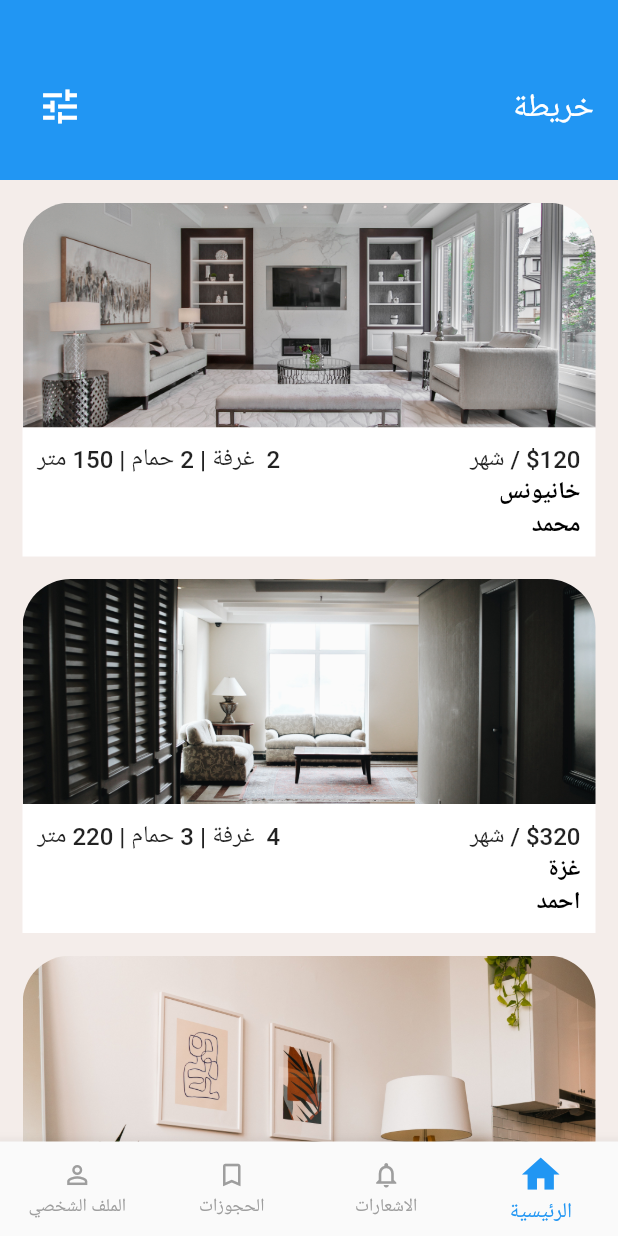
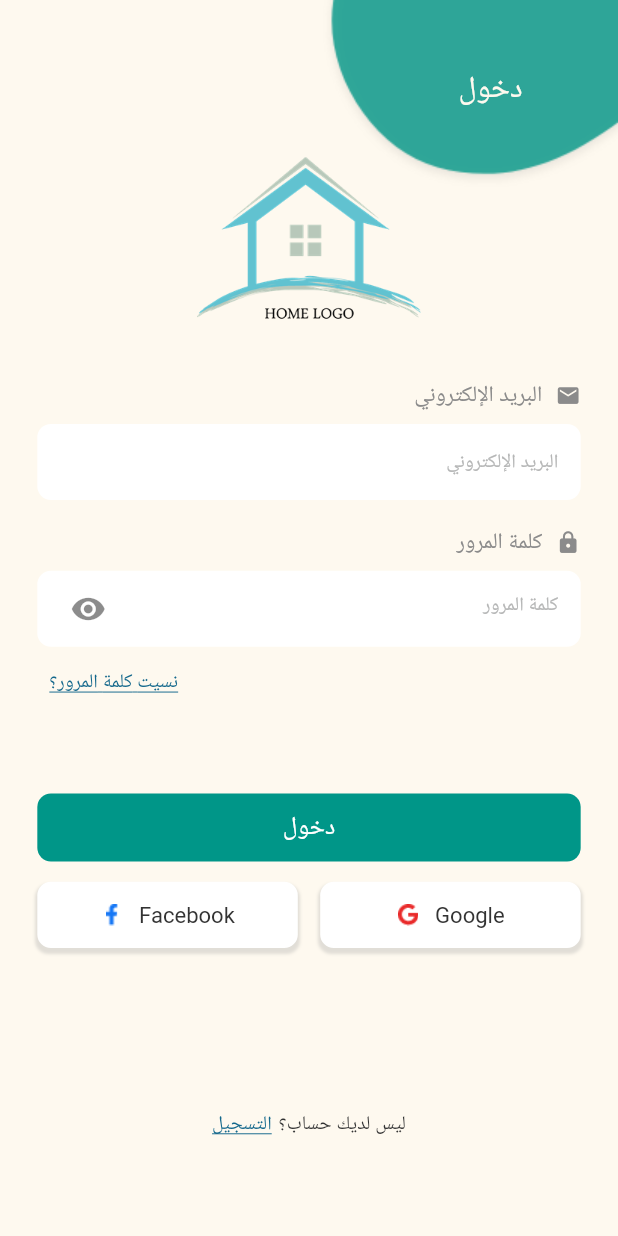
Before and after one commit to Abdullah-Adel-Inshasi/Graduation-Project, a Flutter app: the screen it shows after launch, on a phone screen of 412 x 824 dp. Run offline on Flutter 3.47's test engine with Material 2 defaults, Android fonts, the phone set to English and light mode, and no system bars; our stand-ins replace date_time_picker, google_fonts, page_transition, syncfusion_flutter_sliders; Roboto replaces fonts that are missing (Tajawal).

Commit message:
add splash and login screens

```diff
--- /dev/null
+++ b/lib/auth/login_screen.dart
@@ -0,0 +1,315 @@
+import 'package:flutter/material.dart';
+import 'package:home_explorer/auth/signup_screen.dart';
+
+import '../size_config.dart';
+
+class LoginScreen extends StatefulWidget {
+
+  @override
+  State<LoginScreen> createState() => _LoginScreenState();
+}
+
+class _LoginScreenState extends State<LoginScreen> {
+  TextEditingController email = TextEditingController();
+
+  TextEditingController password = TextEditingController();
+
+  bool isObscure = true;
+
+  @override
+  Widget build(BuildContext context) {
+    SizeConfig().init(context);
+    return Directionality(
+      textDirection: TextDirection.rtl,
+      child: Scaffold(
+        backgroundColor: Color(0xFFFEF9EF),
+        body: Stack(
+          children: [
+            Container(
+              child: Image.asset('assets/images/login.png'),
+            ),
+            Positioned(
+              top: SizeConfig.scaleHeight(40),
+              right: SizeConfig.scaleWidth(32),
+              child: Container(
+                child: Text(
+                  'دخول',
+                  style: TextStyle(
+                    fontSize: SizeConfig.scaleTextFont(22),
+                    color: Color(0xFFFEF9EF),
+                  ),
+                ),
+                margin: EdgeInsets.only(right: SizeConfig.scaleWidth(32),top:SizeConfig.scaleHeight(10),bottom: SizeConfig.scaleHeight(30)),
+              ),
+            ),
+            Padding(
+              padding: EdgeInsets.symmetric(horizontal: SizeConfig.scaleWidth(25)),
+              child: SingleChildScrollView(
+                child: Column(
+                  crossAxisAlignment: CrossAxisAlignment.center,
+                  children: [
+                    SizedBox(
+                      height: SizeConfig.scaleHeight(100),
+                    ),
+                    Image.asset('assets/images/logo.png',
+                      height: SizeConfig.scaleHeight(150),width: SizeConfig.scaleWidth(150),
+                    ),
+                    SizedBox(
+                      height: SizeConfig.scaleHeight(30),
+                    ),
+                    Row(
+                      children: [
+                        Icon(Icons.mail, color: Color(0xFF8B8B8B),size: SizeConfig.scaleTextFont(18),),
+                        SizedBox(
+                          width: SizeConfig.scaleHeight(10),
+                        ),
+                        Text(
+                          'البريد الإلكتروني',
+                          style: TextStyle(
+                            fontSize: SizeConfig.scaleTextFont(16),
+                            color: Color(0xFF8B8B8B),
+                          ),
+                        ),
+                      ],
+                    ),
+                    SizedBox(
+                      height: SizeConfig.scaleHeight(10),
+                    ),
+                    Container(
+                      alignment: Alignment.center,
+                      height: SizeConfig.scaleHeight(56),
+                      clipBehavior: Clip.antiAlias,
+                      decoration: BoxDecoration(
+                        color: Colors.white,
+                        shape: BoxShape.rectangle,
+                        borderRadius: BorderRadius.circular(SizeConfig.scaleHeight(10)),
+                      ),
+                      child: Padding(
+                        padding:  EdgeInsetsDirectional.only(start: SizeConfig.scaleWidth(15),end:SizeConfig.scaleWidth(10)),
+                        child: TextField(
+                          controller: email,
+                          cursorColor: Colors.black,
+                          decoration: InputDecoration(
+                              hintStyle: TextStyle(fontSize: SizeConfig.scaleTextFont(14),color: Color(0xFFB6B7B7)),
+                              focusedBorder: InputBorder.none,
+                              border: InputBorder.none,
+                              hintText: "البريد الإلكتروني"
+                          ),
+                        ),
+                      ),
+                    ),
+
+                    SizedBox(
+                      height: SizeConfig.scaleHeight(20),
+                    ),
+                    Row(
+                      children: [
+                        Icon(Icons.lock, color: Color(0xFF8B8B8B),size: SizeConfig.scaleTextFont(18),),
+                        SizedBox(
+                          width: SizeConfig.scaleHeight(10),
+                        ),
+                        Text(
+                          'كلمة المرور',
+                          style: TextStyle(
+                            fontSize: SizeConfig.scaleTextFont(16),
+                            color: Color(0xFF8B8B8B),
+                          ),
+                        ),
+                      ],
+                    ),
+                    SizedBox(
+                      height: SizeConfig.scaleHeight(10),
+                    ),
+                    Container(
+                      alignment: Alignment.center,
+                      height: SizeConfig.scaleHeight(56),
+                      clipBehavior: Clip.antiAlias,
+                      decoration: BoxDecoration(
+                        color: Colors.white,
+                        shape: BoxShape.rectangle,
+                        borderRadius: BorderRadius.circular(SizeConfig.scaleHeight(10)),
+                      ),
+                      child: Padding(
+                        padding:  EdgeInsetsDirectional.only(start: SizeConfig.scaleWidth(15),end:SizeConfig.scaleWidth(10)),
+                        child: TextField(
+                          controller: password,
+                          cursorColor: Colors.black,
+                          obscureText: isObscure,
+                          decoration: InputDecoration(
+                            hintStyle: TextStyle(fontSize: SizeConfig.scaleTextFont(14),color: Color(0xFFB6B7B7)),
+                            focusedBorder: InputBorder.none,
+                            border: InputBorder.none,
+                            hintText: "كلمة المرور",
+                            suffixIcon: IconButton(
+                              icon: isObscure ? Icon(Icons.visibility) : Icon(Icons.visibility_off),
+                              onPressed: (){
+                                setState(() {
+                                  isObscure = !isObscure;
+                                });
+                              },
+                            ),
+                          ),
+                        ),
+                      ),
+                    ),
+                    Container(
+                      alignment: Alignment.centerLeft,
+                      child: TextButton(
+                        child: Text(
+                          'نسيت كلمة المرور؟',
+                          style: TextStyle(
+                            decoration: TextDecoration.underline,
+                            fontSize: SizeConfig.scaleTextFont(14),
+                            color: Color(0xFF14688C),
+                          ),
+                        ),
+                        onPressed: (){},
+                      ),
+                    ),
+                    SizedBox(
+                      height: SizeConfig.scaleHeight(55),
+                    ),
+                    GestureDetector(
+                      onTap: (){},
+                      child: Container(
+                        alignment: Alignment.center,
+                        height: SizeConfig.scaleHeight(50),
+                        width: double.infinity,
+                        clipBehavior: Clip.antiAlias,
+                        decoration: BoxDecoration(
+                          color: Colors.teal,
+                          shape: BoxShape.rectangle,
+                          borderRadius: BorderRadius.circular(SizeConfig.scaleHeight(10)),
+                        ),
+                        child: Text('دخول', style: TextStyle(fontSize: SizeConfig.scaleTextFont(18),color: Colors.white)),
+                      ),
+                    ),
+                    SizedBox(
+                      height: SizeConfig.scaleHeight(15),
+                    ),
+                    Row(
+                      children: [
+                        Expanded(
+                          child: Container(
+                            decoration: BoxDecoration(
+                              color: Colors.white,
+                              shape: BoxShape.rectangle,
+                              borderRadius: BorderRadius.circular(SizeConfig.scaleHeight(10)),
+                              boxShadow: [
+                                BoxShadow(
+                                  color: Colors.grey.withOpacity(0.3),
+                                  spreadRadius: 1,
+                                  blurRadius: 1,
+                                  offset: Offset(0, 3),
+                                ),
+                              ],
+                            ),
+                            padding: EdgeInsets.symmetric(vertical: SizeConfig.scaleHeight(15)),
+                            child: Row(
+                              mainAxisAlignment: MainAxisAlignment.center,
+                              children: [
+                                Text(
+                                  'Google',
+                                  style: TextStyle(
+                                    fontSize: SizeConfig.scaleTextFont(16),
+                                    color: Color(0xFF333333),
+                                  ),
+                                  textAlign: TextAlign.center,
+                                ),
+                                SizedBox(
+                                  width: SizeConfig.scaleWidth(10),
+                                ),
+                                Image.asset('assets/images/google.png',
+                                  height: SizeConfig.scaleHeight(16),width: SizeConfig.scaleWidth(16),
+                                ),
+                              ],
+                            ),
+                          ),
+                        ),
+                        SizedBox(
+                          width: SizeConfig.scaleWidth(15),
+                        ),
+                        Expanded(
+                          child: Container(
+                            decoration: BoxDecoration(
+                              color: Colors.white,
+                              shape: BoxShape.rectangle,
+                              borderRadius: BorderRadius.circular(SizeConfig.scaleHeight(10)),
+                              boxShadow: [
+                                BoxShadow(
+                                  color: Colors.grey.withOpacity(0.3),
+                                  spreadRadius: 1,
+                                  blurRadius: 1,
+                                  offset: Offset(0, 3),
+                                ),
+                              ],
+                            ),
+                            padding: EdgeInsets.symmetric(vertical: SizeConfig.scaleHeight(15)),
+                            child: Row(
+                              mainAxisAlignment: MainAxisAlignment.center,
+                              children: [
+                                Text(
+                                  'Facebook',
+                                  style: TextStyle(
+                                    fontSize: SizeConfig.scaleTextFont(16),
+                                    color: Color(0xFF333333),
+                                  ),
+                                  textAlign: TextAlign.center,
+                                ),
+                                SizedBox(
+                                  width: SizeConfig.scaleWidth(10),
+                                ),
+                                Image.asset('assets/images/facebook.png',
+                                  height: SizeConfig.scaleHeight(16),width: SizeConfig.scaleWidth(16),
+                                ),
+
+                              ],
+                            ),
+                          ),
+                        ),
+                      ],
+                    ),
+                    SizedBox(
+                      height: SizeConfig.scaleHeight(120),
+                    ),
+                    Row(
+                      mainAxisAlignment: MainAxisAlignment.center,
+                      children: [
+                        Text(
+                          'ليس لديك حساب؟',
+                          style: TextStyle(
+                            fontSize: SizeConfig.scaleTextFont(14),
+                            color: Color(0xFF333333),
+                          ),
+                        ),
+                        SizedBox(
+                          width: SizeConfig.scaleHeight(5),
+                        ),
+                        GestureDetector(
+                          onTap: (){
+                            Navigator.push(
+                                context,
+                                MaterialPageRoute(
+                                    builder: (context) => SignupScreen()));
+                          },
+                          child: Text(
+                            'التسجيل',
+                            style: TextStyle(
+                              decoration: TextDecoration.underline,
+                              fontSize: SizeConfig.scaleTextFont(14),
+                              color: Color(0xFF14688C),
+                            ),
+                          ),
+                        ),
+                      ],
+                    ),
+                  ],
+                ),
+              ),
+            ),
+          ],
+        ),
+      ),
+    );
+  }
+}
--- a/lib/main.dart
+++ b/lib/main.dart
@@ -1,6 +1,9 @@
 import 'package:flutter/material.dart';
 import 'package:home_explorer/landlord/wrapper.dart';
 import 'package:home_explorer/normal_user/wrapper.dart';
+import 'package:home_explorer/splash_screen.dart';
+
+import 'auth/login_screen.dart';
 
 
 void main() => runApp(MyApp());
@@ -15,7 +18,10 @@ class MyApp extends StatelessWidget {
       theme: ThemeData(
         scaffoldBackgroundColor: Color(0xFFE5E5E5),
       ),
-      home: Wrapper(),
+      home: SplashScreen(),
+      routes: {
+        '/login' : (context) => LoginScreen(),
+      },
     );
   }
 }
--- /dev/null
+++ b/lib/size_config.dart
@@ -0,0 +1,96 @@
+import 'package:flutter/material.dart';
+
+class SizeConfig {
+  static double _screenWidth=0;
+  static double _screenHeight=0;
+  static double _blockWidth = 0;
+  static double _blockHeight = 0;
+
+  static double textMultiplier=0;
+  static double imageSizeMultiplier=0;
+  static double heightMultiplier=0;
+  static double widthMultiplier=0;
+  static double deviceRatio=0;
+  static bool isPortrait = true;
+  static bool isMobilePortrait = false;
+
+  static MediaQueryData? _mediaQueryData;
+
+
+  void init(BuildContext context) {
+
+    _mediaQueryData = MediaQuery.of(context);
+    _screenWidth = _mediaQueryData!.size.width;
+    _screenHeight = _mediaQueryData!.size.height;
+
+    _blockWidth = _screenWidth / 100;
+    _blockHeight = _screenHeight / 100;
+
+    textMultiplier = _blockHeight;
+    imageSizeMultiplier = _blockWidth;
+    heightMultiplier = _blockHeight;
+    widthMultiplier = _blockWidth;
+    deviceRatio = _screenWidth / _screenHeight;
+
+  }
+
+  static double scaleTextFont(double fontSize) {
+    double scale = fontSize / 8.96;
+    return (textMultiplier * scale);
+  }
+
+  static double scaleWidth(double width) {
+    double scale = width / 4.14;
+    return (widthMultiplier * scale);
+  }
+
+  static double scaleHeight(double height) {
+//    double scale = height / 8.7;
+    double scale = height / 9.1;
+    return (heightMultiplier * scale);
+  }
+}
+
+//class SizeConfig {
+//  static MediaQueryData _mediaQueryData;
+//  static double screenWidth;
+//  static double screenHeight;
+//  static double blockSizeHorizontal;
+//  static double blockSizeVertical;
+//
+//  static double _safeAreaHorizontal;
+//  static double _safeAreaVertical;
+//  static double safeBlockHorizontal;
+//  static double safeBlockVertical;
+//
+//  void init(BuildContext context) {
+//    _mediaQueryData = MediaQuery.of(context);
+//    screenWidth = _mediaQueryData.size.width;
+//    screenHeight = _mediaQueryData.size.height;
+//    blockSizeHorizontal = screenWidth / 100;
+//    blockSizeVertical = screenHeight / 100;
+//
+//    _safeAreaHorizontal =
+//        _mediaQueryData.padding.left + _mediaQueryData.padding.right;
+//    _safeAreaVertical =
+//        _mediaQueryData.padding.top + _mediaQueryData.padding.bottom;
+//    safeBlockHorizontal = (screenWidth - _safeAreaHorizontal) / 100;
+//    safeBlockVertical = (screenHeight - _safeAreaVertical) / 100;
+//  }
+//
+//  static double scaleTextFont(double fontSize) {
+//    double scale = fontSize / 4.14;
+//    return ((safeBlockHorizontal * scale));
+//  }
+//
+//  static double scaleWidth(double width) {
+//    double scale = width / 4.14;
+//    return ((blockSizeHorizontal * scale));
+//  }
+//
+//  static double scaleHeight(double height) {
+////    double scale = height / 8.7;
+//    double scale = height / 9.0;
+//    return ((blockSizeVertical * scale));
+//  }
+//}
```
Also changed, not shown: lib/auth/signup_screen.dart (added, +270 -0 lines), lib/splash_screen.dart (added, +32 -0 lines), assets/images/facebook.png (added), assets/images/google.png (added), assets/images/login.png (added), assets/images/logo.png (added).
